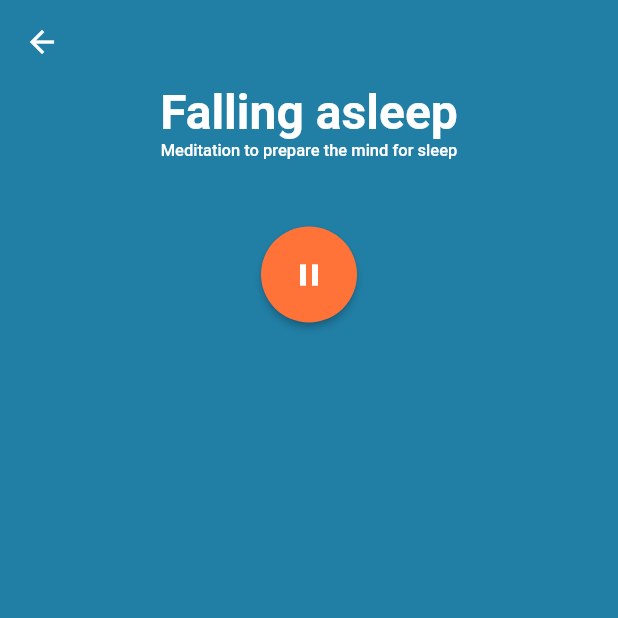
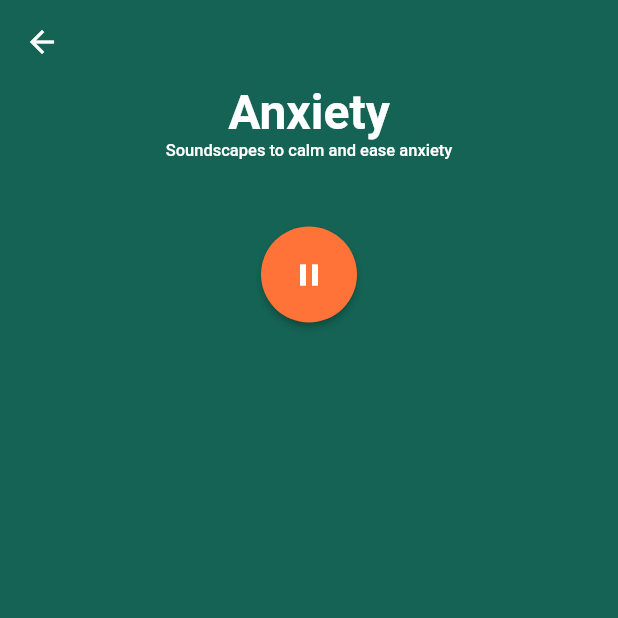
Before and after one commit to mollimoon/semedi, a Flutter app: the screen it shows after launch, after a tap on "5 minutes", on a phone screen of 412 x 824 dp, the top half of it. Run offline on Flutter 3.47's test engine with Material 2 defaults, Android fonts, the phone set to English and light mode, and no system bars; our stand-ins replace bloc, equatable, flutter_bloc, google_fonts.

Commit message:
added new pic, fixed texts on cards

```diff
--- a/lib/card_widget.dart
+++ b/lib/card_widget.dart
@@ -17,20 +17,18 @@ class CardWidget extends StatelessWidget {
 
   @override
   Widget build(BuildContext context) {
-    final boxShadow = isSelected
-        ? [
-            // color: Colors.white, //background color of box
-            BoxShadow(
-              color: Colors.black26,
-              blurRadius: 4.0, // soften the shadow
-              spreadRadius: 0.0, //extend the shadow
-              offset: Offset(
-                0.0, // Move to right 10  horizontally
-                4.0, // Move to bottom 10 Vertically
-              ),
-            ),
-          ]
-        : null;
+    var splitName = '';
+    if (isSelected) {
+      splitName = music.name;
+    } else {
+      final textList = music.name.split(' ');
+      for (var i = 0; i < textList.length; i++) {
+        splitName += textList[i];
+        if (i != textList.length - 1) {
+          splitName += '\n';
+        }
+      }
+    }
 
     return GestureDetector(
       onTap: onTap,
@@ -48,6 +46,7 @@ class CardWidget extends StatelessWidget {
                 borderRadius: BorderRadius.circular(16.0),
                 child: Image.asset(
                   music.image,
+                  alignment: Alignment.bottomLeft,
                 ),
               ),
             ),
@@ -65,18 +64,25 @@ class CardWidget extends StatelessWidget {
                         color: Color(0xFFf9faff),
                         borderRadius: BorderRadius.circular(100),
                       ),
+                      child: Padding(
+                        padding: const EdgeInsets.symmetric(vertical: 2),
                         child: Text(
                           music.duration,
                           style: TextStyle(
-                          fontSize: 11,
+                            fontSize: 12,
                             fontWeight: FontWeight.w500,
                           ),
                         ),
                       ),
                     ),
-                  SizedBox(height: 70), //SMALL cards
+                  ),
+                  Column(
+                    crossAxisAlignment: CrossAxisAlignment.end,
+                    children: [
+                      SizedBox(height: 10),
                       Text(
-                    music.name,
+                        splitName,
+                        // music.name,
                         style: TextStyle(
                           fontSize: isSelected ? 32 : 16,
                           fontWeight: FontWeight.w700,
@@ -93,6 +99,8 @@ class CardWidget extends StatelessWidget {
                           ),
                         ),
                     ],
+                  )
+                ],
               ),
             ),
           ],
--- a/lib/data/music_repository.dart
+++ b/lib/data/music_repository.dart
@@ -23,7 +23,7 @@ class MusicRepository {
         id: 3,
         image: 'assets/images/peep_navy.png',
         backgroundColorHex: 0xFF1d3eb4,
-        name: 'Physical \n health',
+        name: 'Physical health',
         duration: '12 minutes',
         description: 'Melodies for relaxation and rejuvenation',
       ),
@@ -55,7 +55,7 @@ class MusicRepository {
         id: 7,
         image: 'assets/images/peep_navy.png',
         backgroundColorHex: 0xFF674ea7,
-        name: 'Physical \n health',
+        name: 'Physical health',
         duration: '12 minutes',
         description: 'Melodies for relaxation and rejuvenation',
       ),
--- a/lib/features/music_cards/view/music_cards_screen.dart
+++ b/lib/features/music_cards/view/music_cards_screen.dart
@@ -2,11 +2,18 @@ import 'package:flutter/material.dart';
 import 'package:flutter_bloc/flutter_bloc.dart';
 import 'package:google_fonts/google_fonts.dart';
 import 'package:semedi/card_widget.dart';
+import 'package:semedi/data/music_data.dart';
 import 'package:semedi/features/music_cards/bloc/music_cards_cubit.dart';
 import 'package:semedi/features/music_cards/bloc/music_cards_state.dart';
 import 'package:semedi/l10n/app_strings.dart';
 
 import '../../../play_screen.dart';
+
+
+///TODO надпись в карточке не должна переноситься на 2 строчку
+///картинки должны быть одного размера
+
+
 
 class MusicCardsScreen extends StatefulWidget {
   @override
@@ -38,10 +45,13 @@ class _MusicCardsScreenState extends State<MusicCardsScreen> {
                       backgroundColor: Colors.transparent,
                       elevation: 0,
                     ),
-                    CardWidget(
-                      isSelected: true,
-                      music: state.currentMusic, //from current state
-                      onTap: _goToPlayscreen,
+                    SizedBox(
+                      height: 220,
+                      child: CardWidget(
+                        isSelected: true,
+                        music: state.currentMusic, //from current state
+                        onTap: () => _goToPlayscreen(state.currentMusic),
+                      ),
                     ),
                     SizedBox(height: 24),
                     Align(
@@ -75,7 +85,7 @@ class _MusicCardsScreenState extends State<MusicCardsScreen> {
                                       // _goToPlayscreen().then(
                                       //   (_) => _musicCubit.selectMusic(music),
                                       // ); //another example
-                                      await _goToPlayscreen();
+                                      await _goToPlayscreen(music);
                                       _musicCubit.selectMusic(music);
                                     },
                                   ),
@@ -98,10 +108,13 @@ class _MusicCardsScreenState extends State<MusicCardsScreen> {
     );
   }
 
-  Future<void> _goToPlayscreen() async {
+  Future<void> _goToPlayscreen(MusicData music) async {
     await Navigator.of(context).push(
       MaterialPageRoute(
         builder: (context) => PlayScreen(),
+        settings: RouteSettings(
+          arguments: music,
+        ),
       ),
     );
   }
--- a/lib/play_screen.dart
+++ b/lib/play_screen.dart
@@ -1,4 +1,5 @@
 import 'package:flutter/material.dart';
+import 'package:semedi/data/music_data.dart';
 
 
 class PlayScreen extends StatefulWidget {
@@ -11,8 +12,9 @@ class _PlayScreenState extends State<PlayScreen> {
 
   @override
   Widget build(BuildContext context) {
+    final musicChoice = ModalRoute.of(context)?.settings.arguments as MusicData; //распаковка данных
     return Scaffold(
-      backgroundColor: Color(0xFF217ea5),
+      backgroundColor: Color(musicChoice.backgroundColorHex),
       body: Center(
         child: Column(
           children: [
@@ -21,7 +23,7 @@ class _PlayScreenState extends State<PlayScreen> {
               elevation: 0,
             ),
             Text(
-              'Falling asleep',
+              musicChoice.name,
               style: TextStyle(
                 fontSize: 32,
                 fontWeight: FontWeight.w700,
@@ -29,7 +31,7 @@ class _PlayScreenState extends State<PlayScreen> {
               ),
             ),
             Text(
-              'Meditation to prepare the mind for sleep',
+              musicChoice.description,
               style: TextStyle(
                 fontSize: 11,
                 fontWeight: FontWeight.w500,
```
Also changed, not shown: assets/images/peep_blue.png, assets/images/peep_green.png, assets/images/peep_navy.png, assets/images/peep_orange.png, assets/images/peep_red.png. Lines whose indentation alone changed are shown as unchanged.
